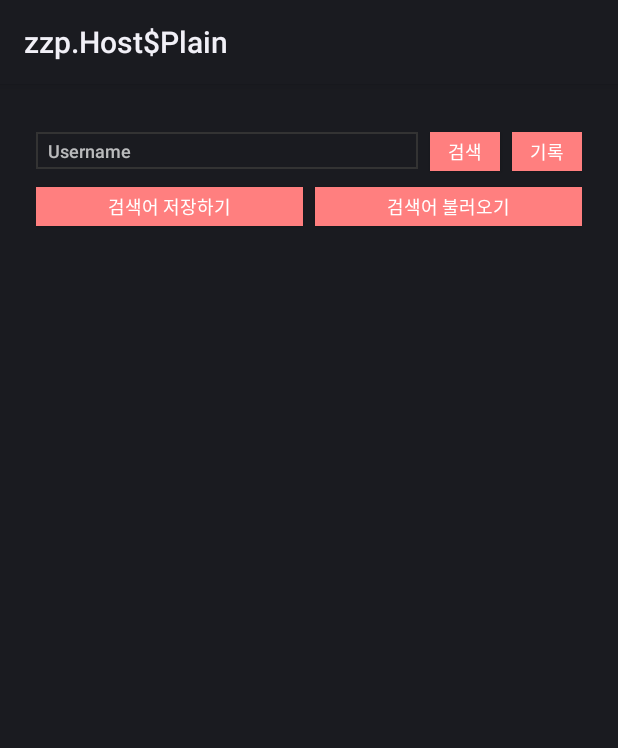
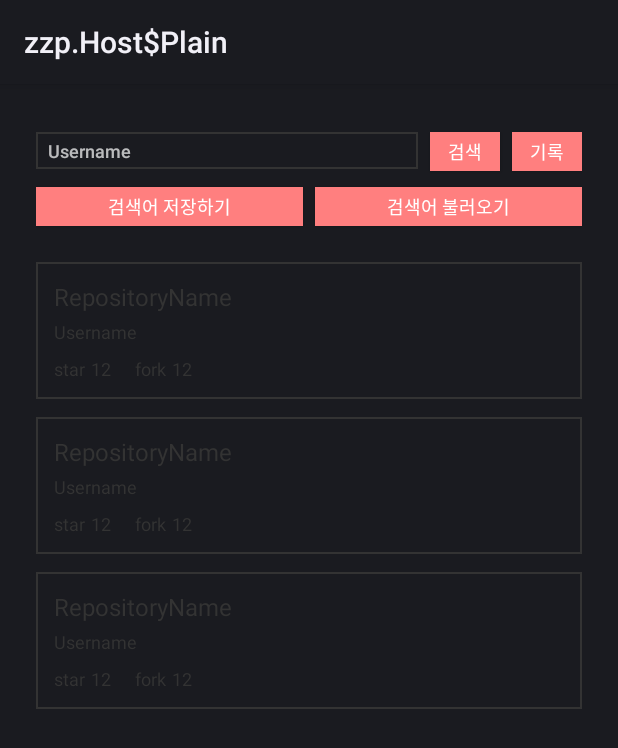
Before and after one commit to svclaw2000/AndroidTutorial, an Android app: the layout activity_home.xml on its own in the app's theme, with its tools: preview values and no code run, on a phone screen of 412 x 824 dp. Shown: the top 748 px of the screen. Run offline under Robolectric (Android 15) with nearby library versions, the phone set to English and light mode, and no system bars.

Commit message:
Chapter01 - Step03 - 1

```diff
--- a/presentation/src/main/java/park/keich/mobile_tutorial/presentation/ui/home/HomeActivity.kt
+++ b/presentation/src/main/java/park/keich/mobile_tutorial/presentation/ui/home/HomeActivity.kt
@@ -30,7 +30,13 @@ class HomeActivity : AppCompatActivity() {
     }
 
     private fun setViewListener() {
-        // TODO("검색을 클릭하면 검색 결과를 화면에 표시한다.")
+        binding.buttonSearch.setOnClickListener {
+            lifecycleScope.launch {
+                val keyword = binding.editTextKeyword.text.toString()
+                val repositoryList = viewModel.fetchRepositoryList(keyword)
+                repositoryListAdapter.submitList(repositoryList)
+            }
+        }
     }
 
     private fun setDataListsner() {
--- a/presentation/src/main/java/park/keich/mobile_tutorial/presentation/ui/home/HomeViewModel.kt
+++ b/presentation/src/main/java/park/keich/mobile_tutorial/presentation/ui/home/HomeViewModel.kt
@@ -19,7 +19,7 @@ class HomeViewModel @Inject constructor(
     val repositoryList = _repositoryList.asStateFlow()
 
     suspend fun fetchRepositoryList(username: String): List<Repository> {
-        TODO("Not yet implemented")
+        return githubRepository.fetchRepositoryList(username).getOrDefault(emptyList())
     }
 
     fun loadRepositoryList() {
--- a/presentation/src/main/java/park/keich/mobile_tutorial/presentation/ui/home/RepositoryListAdapter.kt
+++ b/presentation/src/main/java/park/keich/mobile_tutorial/presentation/ui/home/RepositoryListAdapter.kt
@@ -11,11 +11,11 @@ import park.keich.mobile_tutorial.presentation.databinding.ItemRepositoryBinding
 class RepositoryListAdapter : ListAdapter<Repository, RepositoryListAdapter.ViewHolder>(
     object : DiffUtil.ItemCallback<Repository>() {
         override fun areItemsTheSame(oldItem: Repository, newItem: Repository): Boolean {
-            TODO("Not yet implemented")
+            return oldItem.username == newItem.username && oldItem.name == newItem.name
         }
 
         override fun areContentsTheSame(oldItem: Repository, newItem: Repository): Boolean {
-            TODO("Not yet implemented")
+            return oldItem == newItem
         }
     }
 ) {
@@ -23,7 +23,10 @@ class RepositoryListAdapter : ListAdapter<Repository, RepositoryListAdapter.View
     class ViewHolder(private val binding: ItemRepositoryBinding) : RecyclerView.ViewHolder(binding.root) {
 
         fun bind(item: Repository) {
-            TODO("해당 Repository의 정보를 화면에 표시한다.")
+            binding.textViewRepositoryName.text = item.name
+            binding.textViewUsername.text = item.username
+            binding.textViewStarCount.text = item.starCount.toString()
+            binding.textViewForkCount.text = item.forkCount.toString()
         }
     }
 
--- a/presentation/src/main/res/layout/activity_home.xml
+++ b/presentation/src/main/res/layout/activity_home.xml
@@ -3,6 +3,7 @@
     xmlns:app="http://schemas.android.com/apk/res-auto"
     android:layout_width="match_parent"
     android:layout_height="match_parent"
+    xmlns:tools="http://schemas.android.com/tools"
     android:paddingHorizontal="24dp"
     android:paddingVertical="32dp">
 
@@ -94,6 +95,7 @@
         android:layout_width="0dp"
         android:layout_height="0dp"
         android:layout_marginTop="24dp"
+        tools:listitem="@layout/item_repository"
         app:layout_constraintBottom_toBottomOf="parent"
         app:layout_constraintEnd_toEndOf="parent"
         app:layout_constraintStart_toStartOf="parent"
--- a/presentation/src/main/res/layout/item_repository.xml
+++ b/presentation/src/main/res/layout/item_repository.xml
@@ -1,6 +1,77 @@
 <?xml version="1.0" encoding="utf-8"?>
 <androidx.constraintlayout.widget.ConstraintLayout xmlns:android="http://schemas.android.com/apk/res/android"
+    xmlns:app="http://schemas.android.com/apk/res-auto"
+    xmlns:tools="http://schemas.android.com/tools"
     android:layout_width="match_parent"
-    android:layout_height="wrap_content">
+    android:layout_height="wrap_content"
+    android:layout_marginBottom="12dp"
+    android:background="@drawable/rect_border"
+    android:padding="12dp">
 
+    <TextView
+        android:id="@+id/textView_repositoryName"
+        android:layout_width="0dp"
+        android:layout_height="wrap_content"
+        android:textColor="@color/gray_80"
+        android:textSize="16sp"
+        app:layout_constraintEnd_toEndOf="parent"
+        app:layout_constraintStart_toStartOf="parent"
+        app:layout_constraintTop_toTopOf="parent"
+        tools:text="RepositoryName" />
+
+    <TextView
+        android:id="@+id/textView_username"
+        android:layout_width="0dp"
+        android:layout_height="wrap_content"
+        android:layout_marginTop="4dp"
+        android:textColor="@color/gray_80"
+        android:textSize="12sp"
+        app:layout_constraintEnd_toEndOf="parent"
+        app:layout_constraintStart_toStartOf="parent"
+        app:layout_constraintTop_toBottomOf="@id/textView_repositoryName"
+        tools:text="Username" />
+
+    <TextView
+        android:id="@+id/textView_starLabel"
+        android:layout_width="wrap_content"
+        android:layout_height="wrap_content"
+        android:layout_marginTop="8dp"
+        android:text="@string/star"
+        android:textColor="@color/gray_80"
+        android:textSize="12sp"
+        app:layout_constraintStart_toStartOf="parent"
+        app:layout_constraintTop_toBottomOf="@id/textView_username" />
+
+    <TextView
+        android:id="@+id/textView_starCount"
+        android:layout_width="wrap_content"
+        android:layout_height="wrap_content"
+        android:layout_marginStart="4dp"
+        android:textColor="@color/gray_80"
+        android:textSize="12sp"
+        app:layout_constraintStart_toEndOf="@id/textView_starLabel"
+        app:layout_constraintTop_toTopOf="@id/textView_starLabel"
+        tools:text="12" />
+
+    <TextView
+        android:id="@+id/textView_forkLabel"
+        android:layout_width="wrap_content"
+        android:layout_height="wrap_content"
+        android:layout_marginStart="16dp"
+        android:text="@string/fork"
+        android:textColor="@color/gray_80"
+        android:textSize="12sp"
+        app:layout_constraintStart_toEndOf="@id/textView_starCount"
+        app:layout_constraintTop_toTopOf="@id/textView_starLabel" />
+
+    <TextView
+        android:id="@+id/textView_forkCount"
+        android:layout_width="wrap_content"
+        android:layout_height="wrap_content"
+        android:layout_marginStart="4dp"
+        android:textColor="@color/gray_80"
+        android:textSize="12sp"
+        app:layout_constraintStart_toEndOf="@id/textView_forkLabel"
+        app:layout_constraintTop_toTopOf="@id/textView_starLabel"
+        tools:text="12" />
 </androidx.constraintlayout.widget.ConstraintLayout>
--- a/presentation/src/main/res/values/strings.xml
+++ b/presentation/src/main/res/values/strings.xml
@@ -4,4 +4,6 @@
     <string name="hint_keyword">Username</string>
     <string name="saveKeyword">검색어 저장하기</string>
     <string name="loadKeyword">검색어 불러오기</string>
+    <string name="star">star</string>
+    <string name="fork">fork</string>
 </resources>
```
